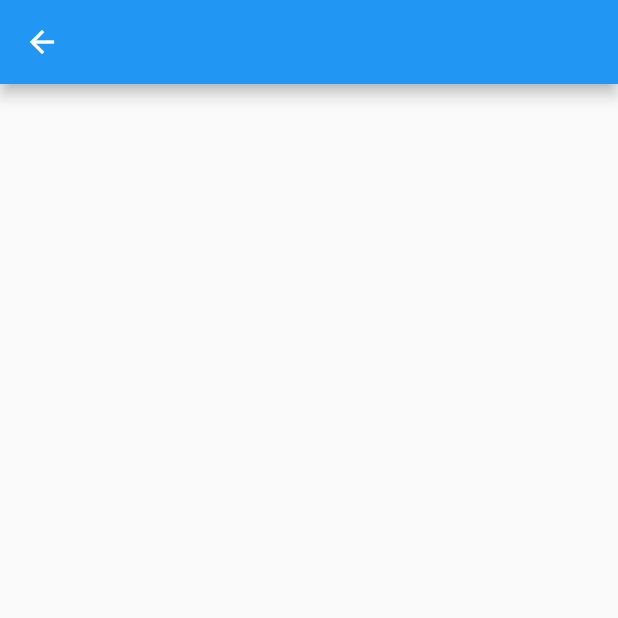
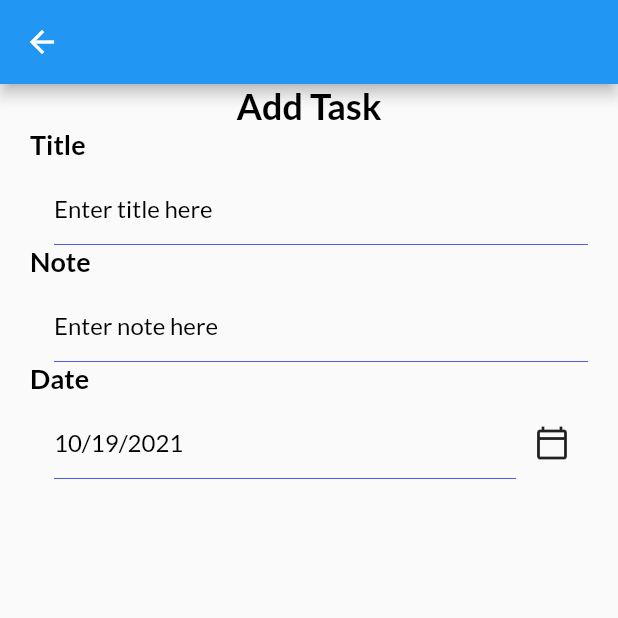
Before and after one commit to HowkMii/Todo-Mii, a Flutter app: the screen it shows after launch, after a tap on "Add task", on a phone screen of 412 x 824 dp, the top half of it. Run offline on Flutter 3.47's test engine with Material 2 defaults, Android fonts, the phone set to English and light mode, and no system bars; our stand-ins replace get, get_storage, google_fonts.

Commit message:
add task screen 1

```diff
--- a/lib/controllers/task_controller.dart
+++ b/lib/controllers/task_controller.dart
@@ -1 +1,6 @@
-class TaskController {}
+
+import 'package:get/get_state_manager/get_state_manager.dart';
+
+class TaskController extends GetxController {
+
+}
--- a/lib/ui/pages/add_task_page.dart
+++ b/lib/ui/pages/add_task_page.dart
@@ -2,6 +2,8 @@ import 'package:flutter/material.dart';
 import 'package:get/get.dart';
 import 'package:intl/intl.dart';
 import 'package:todomii/controllers/task_controller.dart';
+import 'package:todomii/ui/theme.dart';
+import 'package:todomii/ui/widgets/input_field.dart';
 
 class AddTaskPage extends StatefulWidget {
   const AddTaskPage({Key? key}) : super(key: key);
@@ -21,12 +23,40 @@ class _AddTaskPageState extends State<AddTaskPage> {
   List<int> remindList =[5,10,15,20];
   String _selectedRepeat ='None';
   List<String> repeatList = ['None','Daily','Weekly','Monthly'];
+  int _selectedColor = 0;
 
   @override
   Widget build(BuildContext context) {
     return Scaffold(
       appBar: AppBar(),
-      body: Container(),
+      body: Container(
+        padding: const EdgeInsets.symmetric(horizontal: 20),
+        child: SingleChildScrollView(
+          child: Column(
+            children: [
+              Text('Add Task',style:headingStyle ,),
+              InputField(
+              hint: 'Enter title here',
+              title: 'Title',
+              controller: _titleController,
+              ),
+
+              InputField(
+              hint: 'Enter note here',
+              title: 'Note',
+              controller: _titleController,
+              ),
+              InputField(
+              hint: DateFormat.yMd().format(_selectDate),
+              title: 'Date',
+              widget: IconButton(onPressed: (){},icon:Icon(Icons.calendar_today_outlined)),
+              ),
+            ],
+
+
+          ),
+        ),
+      ),
     );
   }
 }
--- a/lib/ui/widgets/input_field.dart
+++ b/lib/ui/widgets/input_field.dart
@@ -40,7 +40,8 @@ class InputField extends StatelessWidget {
                 decoration: InputDecoration(
                   hintText: hint,
                   hintStyle: subtitleStyle,
-                  enabledBorder: UnderlineInputBorder(borderSide: BorderSide(color: context.theme.backgroundColor)) ,
+
+                  enabledBorder: UnderlineInputBorder(borderSide: BorderSide(color: context.theme.backgroundColor,width: 0)) ,
                   focusedBorder: UnderlineInputBorder(borderSide: BorderSide(color: context.theme.backgroundColor,width:0 ))
 
                 ),
```
